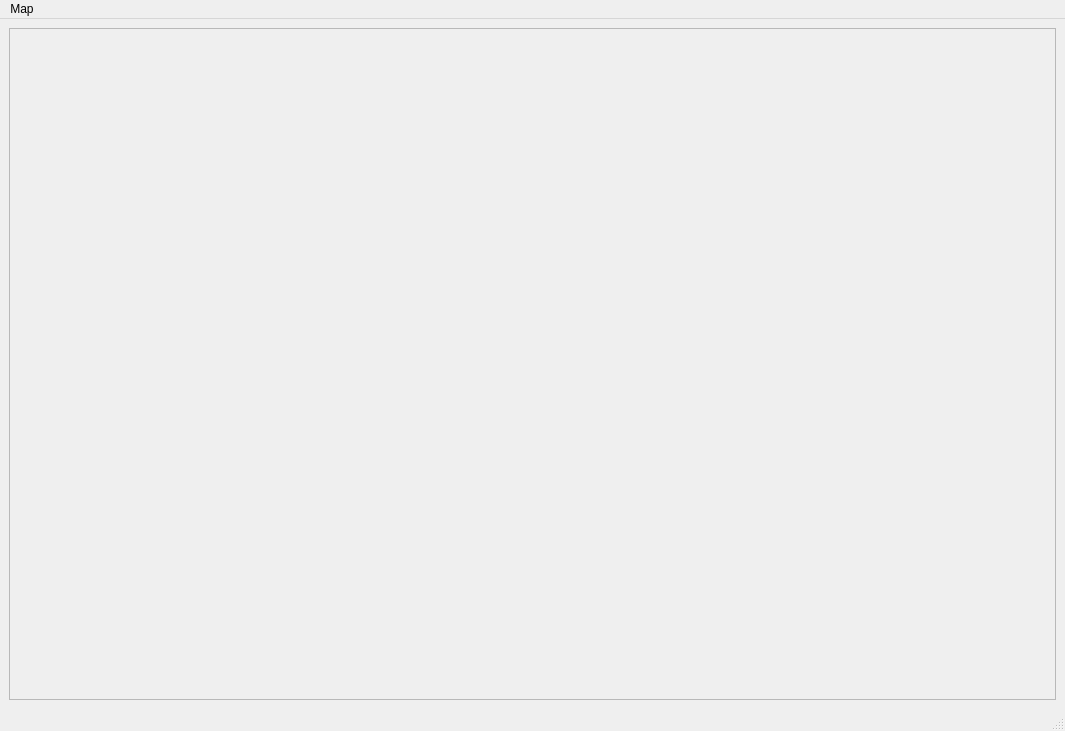
The window that mainwindowbase.ui (koraykoca/GUI-GIS) describes before a commit, drawn with Qt 5.
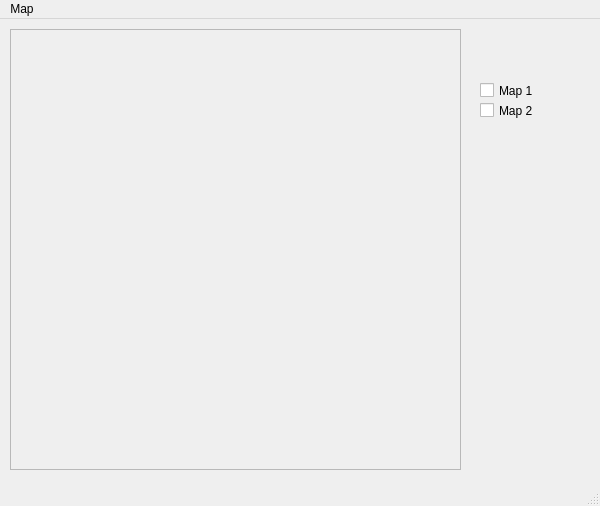
The same window after the commit. Icons and pictures are not drawn.

Commit message: menu, toolbar, frame, checkbox adding

Patch:
```diff
--- a/mainwindowbase.ui
+++ b/mainwindowbase.ui
@@ -6,48 +6,63 @@
    <rect>
     <x>0</x>
     <y>0</y>
-    <width>1065</width>
-    <height>731</height>
+    <width>600</width>
+    <height>506</height>
    </rect>
   </property>
   <property name="windowTitle">
    <string>GUI GIS DATA</string>
   </property>
   <widget class="QWidget" name="centralwidget">
-   <layout class="QGridLayout">
-    <property name="leftMargin">
-     <number>9</number>
+   <widget class="QFrame" name="frameMap">
+    <property name="geometry">
+     <rect>
+      <x>10</x>
+      <y>10</y>
+      <width>451</width>
+      <height>441</height>
+     </rect>
     </property>
-    <property name="topMargin">
-     <number>9</number>
+    <property name="frameShape">
+     <enum>QFrame::StyledPanel</enum>
     </property>
-    <property name="rightMargin">
-     <number>9</number>
+    <property name="frameShadow">
+     <enum>QFrame::Raised</enum>
     </property>
-    <property name="bottomMargin">
-     <number>9</number>
+   </widget>
+   <widget class="QCheckBox" name="checkBox">
+    <property name="geometry">
+     <rect>
+      <x>480</x>
+      <y>60</y>
+      <width>92</width>
+      <height>23</height>
+     </rect>
     </property>
-    <property name="spacing">
-     <number>6</number>
+    <property name="text">
+     <string>Map 1</string>
     </property>
-    <item row="0" column="0">
-     <widget class="QFrame" name="frameMap">
-      <property name="frameShape">
-       <enum>QFrame::StyledPanel</enum>
-      </property>
-      <property name="frameShadow">
-       <enum>QFrame::Raised</enum>
-      </property>
-     </widget>
-    </item>
-   </layout>
+   </widget>
+   <widget class="QCheckBox" name="checkBox_2">
+    <property name="geometry">
+     <rect>
+      <x>480</x>
+      <y>80</y>
+      <width>92</width>
+      <height>23</height>
+     </rect>
+    </property>
+    <property name="text">
+     <string>Map 2</string>
+    </property>
+   </widget>
   </widget>
   <widget class="QMenuBar" name="menubar">
    <property name="geometry">
     <rect>
      <x>0</x>
      <y>0</y>
-     <width>1065</width>
+     <width>600</width>
      <height>22</height>
     </rect>
    </property>
```
Left out of the diff: 42 changed lines with no effect on the pictures. The commit also changes 3 other files.
